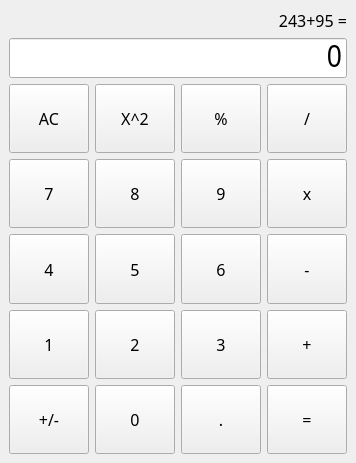
First picture: the form in mainwindow.ui, repository ShinyEagle77/QT.SimpleCalculator, before the edit.
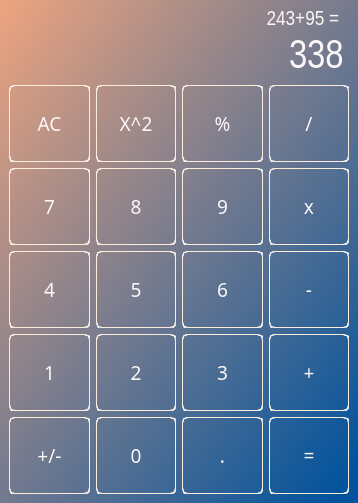
Second picture: the form after the edit.

Commit message: Changed design and style.

The edit to the form file:
```diff
--- a/mainwindow.ui
+++ b/mainwindow.ui
@@ -6,10 +6,17 @@
    <rect>
     <x>0</x>
     <y>0</y>
-    <width>313</width>
-    <height>463</height>
+    <width>358</width>
+    <height>503</height>
    </rect>
   </property>
+  <property name="palette">
+   <palette>
+    <active/>
+    <inactive/>
+    <disabled/>
+   </palette>
+  </property>
   <property name="windowTitle">
    <string>Simple Calculator</string>
   </property>
@@ -17,6 +24,12 @@
    <string notr="true"/>
   </property>
   <widget class="QWidget" name="centralwidget">
+   <property name="styleSheet">
+    <string notr="true">QWidget {
+background-color: qlineargradient(spread:pad, x1:0.953944, y1:0.977, x2:0, y2:0, stop:0 rgba(1, 83, 157, 255), stop:1 rgba(238, 164, 127, 255))
+
+}</string>
+   </property>
    <layout class="QVBoxLayout" name="verticalLayout">
     <item>
      <widget class="QLabel" name="resultShow">
@@ -28,12 +41,27 @@
       </property>
       <property name="font">
        <font>
-        <family>Bahnschrift Light Condensed</family>
-        <pointsize>12</pointsize>
+        <family>Arial Narrow</family>
+        <pointsize>16</pointsize>
        </font>
       </property>
+      <property name="styleSheet">
+       <string notr="true">QLabel {
+color: rgb(252, 246, 246);
+
+background-color: qlineargradient(spread:pad, x1:0.602324, y1:0.727, x2:0, y2:0, stop:0 rgba(22, 161, 255, 0), stop:1 rgba(50, 255, 255, 0));
+
+padding-right: 1px;
+
+border-style: none;
+border-radius: 1px;
+border-width: 1px;
+border-color: rgb(252, 237, 218);
+
+}</string>
+      </property>
       <property name="text">
-       <string>243+95 =</string>
+       <string>243+95 = </string>
       </property>
       <property name="alignment">
        <set>Qt::AlignRight|Qt::AlignTrailing|Qt::AlignVCenter</set>
@@ -51,11 +79,25 @@
       <property name="font">
        <font>
         <family>Arial Narrow</family>
-        <pointsize>24</pointsize>
+        <pointsize>30</pointsize>
        </font>
       </property>
+      <property name="styleSheet">
+       <string notr="true">QLineEdit {
+color: rgb(252, 246, 246);
+
+background-color: qlineargradient(spread:pad, x1:0.602324, y1:0.727, x2:0, y2:0, stop:0 rgba(0, 85, 255, 0), stop:1 rgba(50, 255, 255, 0));
+
+padding-right: 1px;
+
+border: none;
+
+
+}
+</string>
+      </property>
       <property name="text">
-       <string>0</string>
+       <string>338</string>
       </property>
       <property name="alignment">
        <set>Qt::AlignRight|Qt::AlignTrailing|Qt::AlignVCenter</set>
@@ -77,12 +119,20 @@
         </property>
         <property name="font">
          <font>
-          <family>Bahnschrift Light</family>
-          <pointsize>12</pointsize>
+          <family>Arial Black</family>
+          <pointsize>14</pointsize>
          </font>
         </property>
         <property name="styleSheet">
-         <string notr="true"/>
+         <string notr="true">QPushButton{
+background-color: qlineargradient(spread:pad, x1:0.602324, y1:0.727, x2:0, y2:0, stop:0 rgba(22, 161, 255, 0), stop:1 rgba(50, 255, 255, 0));
+color: rgb(252, 246, 246);
+border-width: 1px;
+border-radius: 5px;
+border-color: rgb(252, 237, 218);
+border-style: groove;
+}
+</string>
         </property>
         <property name="text">
          <string>-</string>
@@ -99,12 +149,20 @@
         </property>
         <property name="font">
          <font>
-          <family>Bahnschrift Light</family>
-          <pointsize>12</pointsize>
+          <family>Arial Black</family>
+          <pointsize>14</pointsize>
          </font>
         </property>
         <property name="styleSheet">
-         <string notr="true"/>
+         <string notr="true">QPushButton{
+background-color: qlineargradient(spread:pad, x1:0.602324, y1:0.727, x2:0, y2:0, stop:0 rgba(22, 161, 255, 0), stop:1 rgba(50, 255, 255, 0));
+color: rgb(252, 246, 246);
+border-width: 1px;
+border-radius: 5px;
+border-color: rgb(252, 237, 218);
+border-style: groove;
+}
+</string>
         </property>
         <property name="text">
          <string>5</string>
@@ -121,12 +179,20 @@
         </property>
         <property name="font">
          <font>
-          <family>Bahnschrift Light</family>
-          <pointsize>12</pointsize>
+          <family>Arial Black</family>
+          <pointsize>14</pointsize>
          </font>
         </property>
         <property name="styleSheet">
-         <string notr="true"/>
+         <string notr="true">QPushButton{
+background-color: qlineargradient(spread:pad, x1:0.602324, y1:0.727, x2:0, y2:0, stop:0 rgba(22, 161, 255, 0), stop:1 rgba(50, 255, 255, 0));
+color: rgb(252, 246, 246);
+border-width: 1px;
+border-radius: 5px;
+border-color: rgb(252, 237, 218);
+border-style: groove;
+}
+</string>
         </property>
         <property name="text">
          <string>%</string>
@@ -143,12 +209,20 @@
         </property>
         <property name="font">
          <font>
-          <family>Bahnschrift Light</family>
-          <pointsize>12</pointsize>
+          <family>Arial Black</family>
+          <pointsize>14</pointsize>
          </font>
         </property>
         <property name="styleSheet">
-         <string notr="true"/>
+         <string notr="true">QPushButton{
+background-color: qlineargradient(spread:pad, x1:0.602324, y1:0.727, x2:0, y2:0, stop:0 rgba(22, 161, 255, 0), stop:1 rgba(50, 255, 255, 0));
+color: rgb(252, 246, 246);
+border-width: 1px;
+border-radius: 5px;
+border-color: rgb(252, 237, 218);
+border-style: groove;
+}
+</string>
         </property>
         <property name="text">
          <string>AC</string>
@@ -165,12 +239,20 @@
         </property>
         <property name="font">
          <font>
-          <family>Bahnschrift Light</family>
-          <pointsize>12</pointsize>
+          <family>Arial Black</family>
+          <pointsize>14</pointsize>
          </font>
         </property>
         <property name="styleSheet">
-         <string notr="true"/>
+         <string notr="true">QPushButton{
+background-color: qlineargradient(spread:pad, x1:0.602324, y1:0.727, x2:0, y2:0, stop:0 rgba(22, 161, 255, 0), stop:1 rgba(50, 255, 255, 0));
+color: rgb(252, 246, 246);
+border-width: 1px;
+border-radius: 5px;
+border-color: rgb(252, 237, 218);
+border-style: groove;
+}
+</string>
         </property>
         <property name="text">
          <string>7</string>
@@ -187,12 +269,20 @@
         </property>
         <property name="font">
          <font>
-          <family>Bahnschrift Light</family>
-          <pointsize>12</pointsize>
+          <family>Arial Black</family>
+          <pointsize>14</pointsize>
          </font>
         </property>
         <property name="styleSheet">
-         <string notr="true"/>
+         <string notr="true">QPushButton{
+background-color: qlineargradient(spread:pad, x1:0.602324, y1:0.727, x2:0, y2:0, stop:0 rgba(22, 161, 255, 0), stop:1 rgba(50, 255, 255, 0));
+color: rgb(252, 246, 246);
+border-width: 1px;
+border-radius: 5px;
+border-color: rgb(252, 237, 218);
+border-style: groove;
+}
+</string>
         </property>
         <property name="text">
          <string>3</string>
@@ -209,12 +299,20 @@
         </property>
         <property name="font">
          <font>
-          <family>Bahnschrift Light</family>
-          <pointsize>12</pointsize>
+          <family>Arial Black</family>
+          <pointsize>14</pointsize>
          </font>
         </property>
         <property name="styleSheet">
-         <string notr="true"/>
+         <string notr="true">QPushButton{
+background-color: qlineargradient(spread:pad, x1:0.602324, y1:0.727, x2:0, y2:0, stop:0 rgba(22, 161, 255, 0), stop:1 rgba(50, 255, 255, 0));
+color: rgb(252, 246, 246);
+border-width: 1px;
+border-radius: 5px;
+border-color: rgb(252, 237, 218);
+border-style: groove;
+}
+</string>
         </property>
         <property name="text">
          <string>x</string>
@@ -231,12 +329,20 @@
         </property>
         <property name="font">
          <font>
-          <family>Bahnschrift Light</family>
-          <pointsize>12</pointsize>
+          <family>Arial Black</family>
+          <pointsize>14</pointsize>
          </font>
         </property>
         <property name="styleSheet">
-         <string notr="true"/>
+         <string notr="true">QPushButton{
+background-color: qlineargradient(spread:pad, x1:0.602324, y1:0.727, x2:0, y2:0, stop:0 rgba(22, 161, 255, 0), stop:1 rgba(50, 255, 255, 0));
+color: rgb(252, 246, 246);
+border-width: 1px;
+border-radius: 5px;
+border-color: rgb(252, 237, 218);
+border-style: groove;
+}
+</string>
         </property>
         <property name="text">
          <string>9</string>
@@ -253,12 +359,20 @@
         </property>
         <property name="font">
          <font>
-          <family>Bahnschrift Light</family>
-          <pointsize>12</pointsize>
+          <family>Arial Black</family>
+          <pointsize>14</pointsize>
          </font>
         </property>
         <property name="styleSheet">
-         <string notr="true"/>
+         <string notr="true">QPushButton{
+background-color: qlineargradient(spread:pad, x1:0.602324, y1:0.727, x2:0, y2:0, stop:0 rgba(22, 161, 255, 0), stop:1 rgba(50, 255, 255, 0));
+color: rgb(252, 246, 246);
+border-width: 1px;
+border-radius: 5px;
+border-color: rgb(252, 237, 218);
+border-style: groove;
+}
+</string>
         </property>
         <property name="text">
          <string>=</string>
@@ -275,12 +389,20 @@
         </property>
         <property name="font">
          <font>
-          <family>Bahnschrift Light</family>
-          <pointsize>12</pointsize>
+          <family>Arial Black</family>
+          <pointsize>14</pointsize>
          </font>
         </property>
         <property name="styleSheet">
-         <string notr="true"/>
+         <string notr="true">QPushButton{
+background-color: qlineargradient(spread:pad, x1:0.602324, y1:0.727, x2:0, y2:0, stop:0 rgba(22, 161, 255, 0), stop:1 rgba(50, 255, 255, 0));
+color: rgb(252, 246, 246);
+border-width: 1px;
+border-radius: 5px;
+border-color: rgb(252, 237, 218);
+border-style: groove;
+}
+</string>
         </property>
         <property name="text">
          <string>4</string>
@@ -297,12 +419,20 @@
         </property>
         <property name="font">
          <font>
-          <family>Bahnschrift Light</family>
-          <pointsize>12</pointsize>
+          <family>Arial Black</family>
+          <pointsize>14</pointsize>
          </font>
         </property>
         <property name="styleSheet">
-         <string notr="true"/>
+         <string notr="true">QPushButton{
+background-color: qlineargradient(spread:pad, x1:0.602324, y1:0.727, x2:0, y2:0, stop:0 rgba(22, 161, 255, 0), stop:1 rgba(50, 255, 255, 0));
+color: rgb(252, 246, 246);
+border-width: 1px;
+border-radius: 5px;
+border-color: rgb(252, 237, 218);
+border-style: groove;
+}
+</string>
         </property>
         <property name="text">
          <string>+/-</string>
@@ -319,12 +449,20 @@
         </property>
         <property name="font">
          <font>
-          <family>Bahnschrift Light</family>
-          <pointsize>12</pointsize>
+          <family>Arial Black</family>
+          <pointsize>14</pointsize>
          </font>
         </property>
         <property name="styleSheet">
-         <string notr="true"/>
+         <string notr="true">QPushButton{
+background-color: qlineargradient(spread:pad, x1:0.602324, y1:0.727, x2:0, y2:0, stop:0 rgba(22, 161, 255, 0), stop:1 rgba(50, 255, 255, 0));
+color: rgb(252, 246, 246);
+border-width: 1px;
+border-radius: 5px;
+border-color: rgb(252, 237, 218);
+border-style: groove;
+}
+</string>
         </property>
         <property name="text">
          <string>+</string>
@@ -341,12 +479,20 @@
         </property>
         <property name="font">
          <font>
-          <family>Bahnschrift Light</family>
-          <pointsize>12</pointsize>
+          <family>Arial Black</family>
+          <pointsize>14</pointsize>
          </font>
         </property>
         <property name="styleSheet">
-         <string notr="true"/>
+         <string notr="true">QPushButton{
+background-color: qlineargradient(spread:pad, x1:0.602324, y1:0.727, x2:0, y2:0, stop:0 rgba(22, 161, 255, 0), stop:1 rgba(50, 255, 255, 0));
+color: rgb(252, 246, 246);
+border-width: 1px;
+border-radius: 5px;
+border-color: rgb(252, 237, 218);
+border-style: groove;
+}
+</string>
         </property>
         <property name="text">
          <string>8</string>
@@ -363,12 +509,20 @@
         </property>
         <property name="font">
          <font>
-          <family>Bahnschrift Light</family>
-          <pointsize>12</pointsize>
+          <family>Arial Black</family>
+          <pointsize>14</pointsize>
          </font>
         </property>
         <property name="styleSheet">
-         <string notr="true"/>
+         <string notr="true">QPushButton{
+background-color: qlineargradient(spread:pad, x1:0.602324, y1:0.727, x2:0, y2:0, stop:0 rgba(22, 161, 255, 0), stop:1 rgba(50, 255, 255, 0));
+color: rgb(252, 246, 246);
+border-width: 1px;
+border-radius: 5px;
+border-color: rgb(252, 237, 218);
+border-style: groove;
+}
+</string>
         </property>
         <property name="text">
          <string>/</string>
@@ -385,12 +539,20 @@
         </property>
         <property name="font">
          <font>
-          <family>Bahnschrift Light</family>
-          <pointsize>12</pointsize>
+          <family>Arial Black</family>
+          <pointsize>14</pointsize>
          </font>
         </property>
         <property name="styleSheet">
-         <string notr="true"/>
+         <string notr="true">QPushButton{
+background-color: qlineargradient(spread:pad, x1:0.602324, y1:0.727, x2:0, y2:0, stop:0 rgba(22, 161, 255, 0), stop:1 rgba(50, 255, 255, 0));
+color: rgb(252, 246, 246);
+border-width: 1px;
+border-radius: 5px;
+border-color: rgb(252, 237, 218);
+border-style: groove;
+}
+</string>
         </property>
         <property name="text">
          <string>6</string>
@@ -407,12 +569,20 @@
         </property>
         <property name="font">
          <font>
-          <family>Bahnschrift Light</family>
-          <pointsize>12</pointsize>
+          <family>Arial Black</family>
+          <pointsize>14</pointsize>
          </font>
         </property>
         <property name="styleSheet">
-         <string notr="true"/>
+         <string notr="true">QPushButton{
+background-color: qlineargradient(spread:pad, x1:0.602324, y1:0.727, x2:0, y2:0, stop:0 rgba(22, 161, 255, 0), stop:1 rgba(50, 255, 255, 0));
+color: rgb(252, 246, 246);
+border-width: 1px;
+border-radius: 5px;
+border-color: rgb(252, 237, 218);
+border-style: groove;
+}
+</string>
         </property>
         <property name="text">
          <string>2</string>
@@ -429,12 +599,20 @@
         </property>
         <property name="font">
          <font>
-          <family>Bahnschrift Light</family>
-          <pointsize>12</pointsize>
+          <family>Arial Black</family>
+          <pointsize>14</pointsize>
          </font>
         </property>
         <property name="styleSheet">
-         <string notr="true"/>
+         <string notr="true">QPushButton{
+background-color: qlineargradient(spread:pad, x1:0.602324, y1:0.727, x2:0, y2:0, stop:0 rgba(22, 161, 255, 0), stop:1 rgba(50, 255, 255, 0));
+color: rgb(252, 246, 246);
+border-width: 1px;
+border-radius: 5px;
+border-color: rgb(252, 237, 218);
+border-style: groove;
+}
+</string>
         </property>
         <property name="text">
          <string>.</string>
@@ -451,12 +629,20 @@
         </property>
         <property name="font">
          <font>
-          <family>Bahnschrift Light</family>
-          <pointsize>12</pointsize>
+          <family>Arial Black</family>
+          <pointsize>14</pointsize>
          </font>
         </property>
         <property name="styleSheet">
-         <string notr="true"/>
+         <string notr="true">QPushButton{
+background-color: qlineargradient(spread:pad, x1:0.602324, y1:0.727, x2:0, y2:0, stop:0 rgba(22, 161, 255, 0), stop:1 rgba(50, 255, 255, 0));
+color: rgb(252, 246, 246);
+border-width: 1px;
+border-radius: 5px;
+border-color: rgb(252, 237, 218);
+border-style: groove;
+}
+</string>
         </property>
         <property name="text">
          <string>0</string>
@@ -473,12 +659,20 @@
         </property>
         <property name="font">
          <font>
-          <family>Bahnschrift Light</family>
-          <pointsize>12</pointsize>
+          <family>Arial Black</family>
+          <pointsize>14</pointsize>
          </font>
         </property>
         <property name="styleSheet">
-         <string notr="true"/>
+         <string notr="true">QPushButton{
+background-color: qlineargradient(spread:pad, x1:0.602324, y1:0.727, x2:0, y2:0, stop:0 rgba(22, 161, 255, 0), stop:1 rgba(50, 255, 255, 0));
+color: rgb(252, 246, 246);
+border-width: 1px;
+border-radius: 5px;
+border-color: rgb(252, 237, 218);
+border-style: groove;
+}
+</string>
         </property>
         <property name="text">
          <string>1</string>
@@ -495,12 +689,20 @@
         </property>
         <property name="font">
          <font>
-          <family>Bahnschrift Light</family>
-          <pointsize>12</pointsize>
+          <family>Arial Black</family>
+          <pointsize>14</pointsize>
          </font>
         </property>
         <property name="styleSheet">
-         <string notr="true"/>
+         <string notr="true">QPushButton{
+background-color: qlineargradient(spread:pad, x1:0.602324, y1:0.727, x2:0, y2:0, stop:0 rgba(22, 161, 255, 0), stop:1 rgba(50, 255, 255, 0));
+color: rgb(252, 246, 246);
+border-width: 1px;
+border-radius: 5px;
+border-color: rgb(252, 237, 218);
+border-style: groove;
+}
+</string>
         </property>
         <property name="text">
          <string>X^2</string>
```
Left out of the diff: 78 changed lines with no effect on the pictures.
